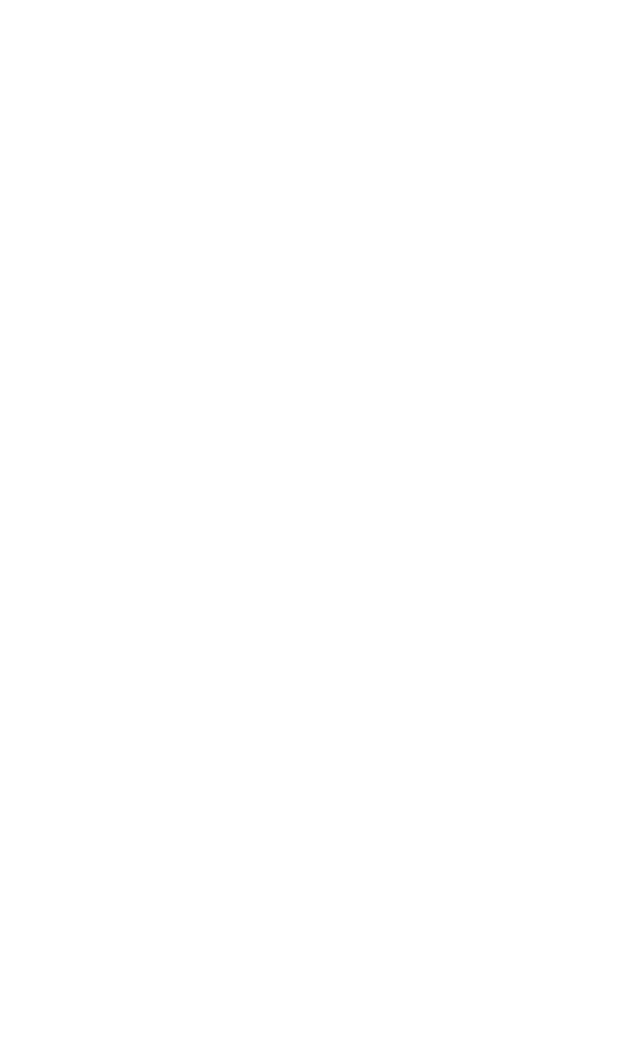
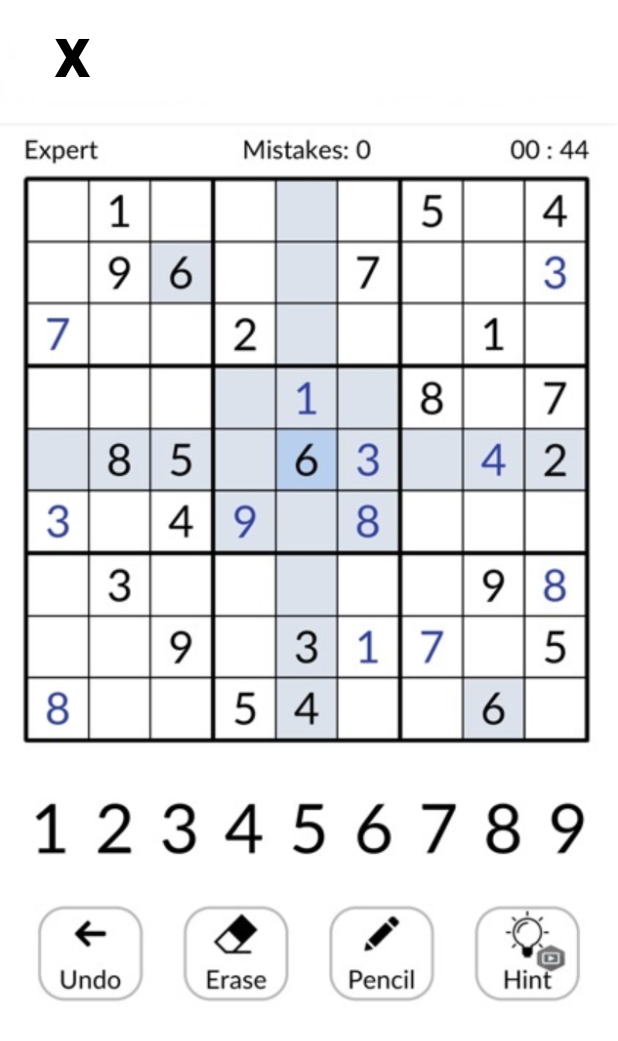
Before and after one commit to Jabuedia/AppRiddle, an Android app: the SudokuActivity screen opened directly, with no data from a screen before it, on a phone screen of 412 x 824 dp. Before the commit the part shown is empty. Shown: the top 1041 px of the screen. Run offline under Robolectric (Android 15) with nearby library versions, the phone set to English and light mode, and no system bars.

Commit message:
sudoku activity.JB

```diff
--- a/app/src/main/java/com/example/appriddle/SudokuActivity.java
+++ b/app/src/main/java/com/example/appriddle/SudokuActivity.java
@@ -2,14 +2,26 @@ package com.example.appriddle;
 
 import androidx.appcompat.app.AppCompatActivity;
 
+import android.content.Intent;
 import android.os.Bundle;
+import android.view.View;
+import android.widget.TextView;
 
 public class SudokuActivity extends AppCompatActivity {
-
+    TextView nose;
     @Override
     protected void onCreate(Bundle savedInstanceState) {
         super.onCreate(savedInstanceState);
         setContentView(R.layout.activity_sudoku);
         getSupportActionBar().hide(); // Esconder la action bar asquerosa
+
+        nose = findViewById(R.id.regresar);
     }
+
+    private void atras(){
+        Intent intent = new Intent(SudokuActivity.this, MainActivity.class);
+        startActivity(intent);
+        finish();
+    }
+
 }
--- a/app/src/main/res/layout/activity_sudoku.xml
+++ b/app/src/main/res/layout/activity_sudoku.xml
@@ -6,4 +6,26 @@
     android:layout_height="match_parent"
     tools:context=".SudokuActivity">
 
+    <ImageView
+        android:id="@+id/imageView2"
+        android:layout_width="wrap_content"
+        android:layout_height="wrap_content"
+        app:layout_constraintStart_toStartOf="parent"
+        app:layout_constraintTop_toTopOf="parent"
+        app:srcCompat="@drawable/sudok" />
+
+    <TextView
+        android:id="@+id/regresar"
+        android:layout_width="65dp"
+        android:layout_height="64dp"
+        android:onClick="atras"
+        android:text="@string/atras"
+        android:textAlignment="center"
+        android:textColor="@color/black"
+        android:textSize="48sp"
+        android:textStyle="bold"
+        app:layout_constraintEnd_toEndOf="parent"
+        app:layout_constraintHorizontal_bias="0.045"
+        app:layout_constraintStart_toStartOf="parent"
+        app:layout_constraintTop_toTopOf="@+id/imageView2" />
 </androidx.constraintlayout.widget.ConstraintLayout>
--- a/app/src/main/res/values/strings.xml
+++ b/app/src/main/res/values/strings.xml
@@ -12,5 +12,6 @@
     <string name="dificultadMedia">Dificultad: Media</string>
     <string name="dificultadExperto">Dificultad: Experto</string>
     <string name="dificultadDios">Dificultad: Dios</string>
+    <string name="atras">x</string>
 
 </resources>
```
Also changed, not shown: app/src/main/res/drawable/sudok.jpeg (added).
